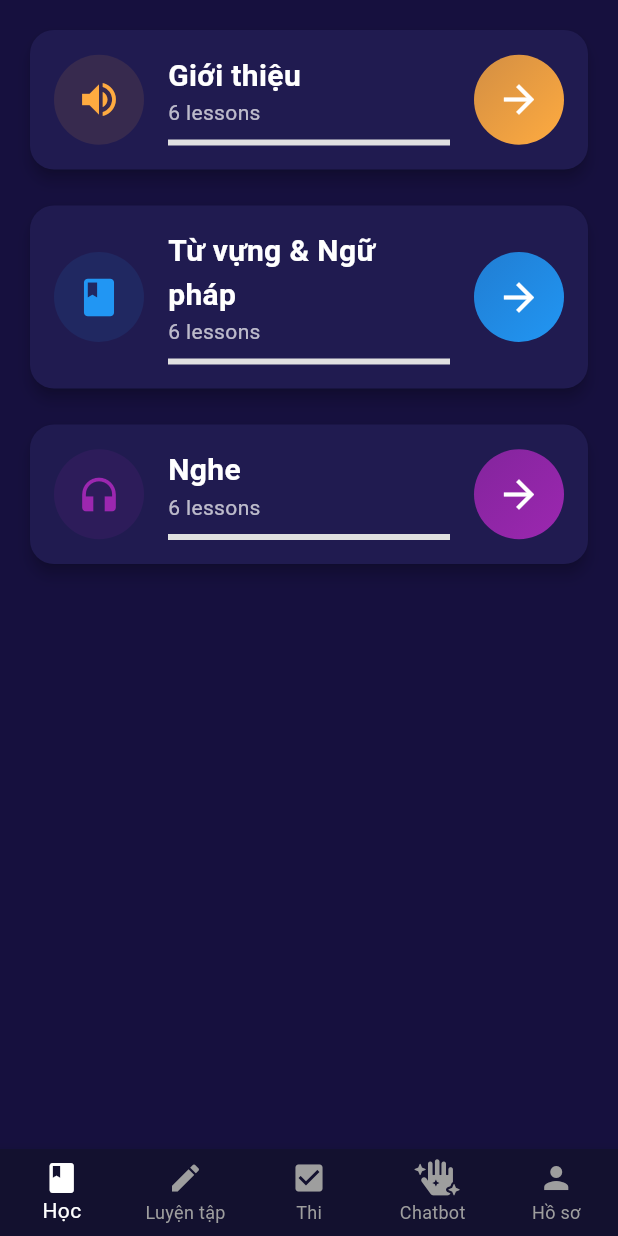
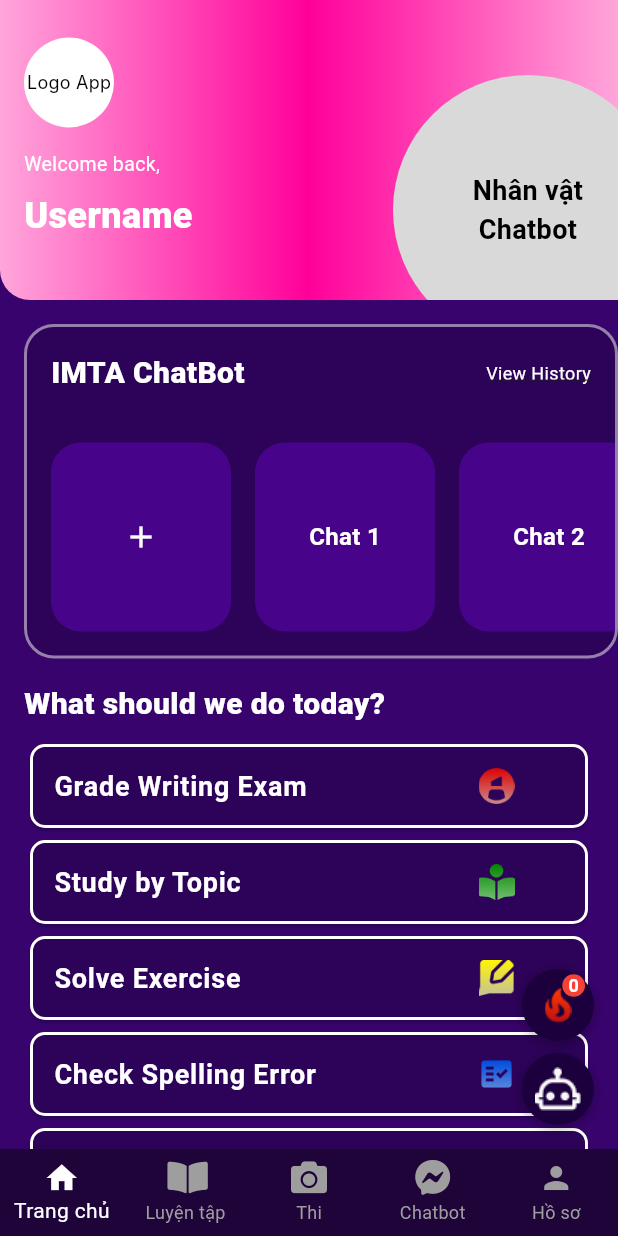
Before and after one commit to Nguyen-Van-Truong/EnglishApp, a Flutter app: the screen it shows after launch, on a phone screen of 412 x 824 dp. Run offline on Flutter 3.47's test engine with Material 3 defaults, Android fonts, the phone set to English and light mode, and no system bars; our stand-ins replace hexcolor; Roboto replaces fonts that are missing (Inter, Poppins).

Commit message:
New UI Home

```diff
--- a/lib/main.dart
+++ b/lib/main.dart
@@ -1,4 +1,4 @@
-import 'package:englishapp/src/presentation/pages/home_page.dart';
+import 'package:englishapp/src/presentation/pages/main_navigation_page.dart';
 import 'package:flutter/material.dart';
 import 'package:flutter_localizations/flutter_localizations.dart';
 import 'src/utils/app_localizations.dart';
@@ -47,7 +47,7 @@ class _MyAppState extends State<MyApp> {
         Locale('en', ''), // English
         Locale('vi', ''), // Vietnamese
       ],
-      home: const HomePage(),
+      home: const MainNavigationPage(),
     );
   }
 }
--- a/lib/res/l10n/intl_en.arb
+++ b/lib/res/l10n/intl_en.arb
@@ -1,4 +1,5 @@
 {
+  "home": "Home",
   "appTitle": "English App",
   "learn": "Learn",
   "practice": "Practice",
--- a/lib/res/l10n/intl_vi.arb
+++ b/lib/res/l10n/intl_vi.arb
@@ -1,4 +1,5 @@
 {
+  "home": "Trang chủ",
   "appTitle": "Ứng dụng tiếng Anh",
   "learn": "Học",
   "practice": "Luyện tập",
--- /dev/null
+++ b/lib/src/presentation/pages/home2_page.dart
@@ -0,0 +1,352 @@
+import 'package:flutter/material.dart';
+import 'package:englishapp/src/presentation/widgets/icon_widget.dart';
+import 'package:englishapp/src/theme/colors.dart';
+
+class Home2 extends StatelessWidget {
+  @override
+  Widget build(BuildContext context) {
+    return Scaffold(
+      backgroundColor: AppColors.pageBackground,
+      body: Stack(
+        children: [
+          SingleChildScrollView(
+            child: Column(
+              crossAxisAlignment: CrossAxisAlignment.start,
+              children: [
+                _buildHeader(),
+                SizedBox(height: 16),
+                _buildChatbotSection(),
+                SizedBox(height: 16),
+                _buildMainSections(),
+              ],
+            ),
+          ),
+          _buildChatBubbles(),
+        ],
+      ),
+    );
+  }
+
+  Widget _buildHeader() {
+    return Container(
+      width: double.infinity,
+      height: 200,
+      decoration: BoxDecoration(
+        gradient: LinearGradient(
+          colors: [Color(0xFFFFA6DB), Color(0xFFFF0099), Color(0xFFFFA6DB)],
+          begin: Alignment.centerLeft,
+          end: Alignment.centerRight,
+        ),
+        borderRadius: BorderRadius.vertical(
+          bottom: Radius.circular(20),
+        ),
+      ),
+      child: Stack(
+        children: [
+          Positioned(
+            left: 16,
+            top: 100,
+            child: Column(
+              crossAxisAlignment: CrossAxisAlignment.start,
+              children: [
+                Text(
+                  'Welcome back,',
+                  style: TextStyle(
+                    color: AppColors.primaryText,
+                    fontSize: 13,
+                    fontFamily: 'Poppins',
+                    fontWeight: FontWeight.w400,
+                  ),
+                ),
+                SizedBox(height: 8),
+                Text(
+                  'Username',
+                  style: TextStyle(
+                    color: AppColors.primaryText,
+                    fontSize: 24,
+                    fontFamily: 'Poppins',
+                    fontWeight: FontWeight.w900,
+                  ),
+                ),
+              ],
+            ),
+          ),
+          Positioned(
+            left: 16,
+            top: 25,
+            child: CircleAvatar(
+              radius: 30,
+              backgroundColor: Colors.white,
+              child: Text(
+                'Logo App',
+                style: TextStyle(
+                  color: Colors.black,
+                  fontSize: 12,
+                  fontFamily: 'Inter',
+                  fontWeight: FontWeight.w400,
+                ),
+              ),
+            ),
+          ),
+          Positioned(
+            right: -30,
+            top: 50,
+            child: Container(
+              width: 180,
+              height: 180,
+              decoration: BoxDecoration(
+                color: Color(0xFFD9D9D9),
+                shape: BoxShape.circle,
+              ),
+              child: Align(
+                alignment: Alignment.center,
+                child: Text(
+                  'Nhân vật\nChatbot',
+                  textAlign: TextAlign.center,
+                  style: TextStyle(
+                    color: Colors.black,
+                    fontSize: 18,
+                    fontFamily: 'Poppins',
+                    fontWeight: FontWeight.w600,
+                  ),
+                ),
+              ),
+            ),
+          ),
+        ],
+      ),
+    );
+  }
+
+  Widget _buildChatbotSection() {
+    return Padding(
+      padding: const EdgeInsets.only(left: 16.0),
+      child: Container(
+        decoration: BoxDecoration(
+          color: AppColors.cardBackground,
+          borderRadius: BorderRadius.circular(20),
+          border: Border.all(color: Colors.white.withOpacity(0.5), width: 2),
+        ),
+        child: Column(
+          crossAxisAlignment: CrossAxisAlignment.start,
+          children: [
+            Padding(
+              padding: const EdgeInsets.all(16.0),
+              child: Row(
+                mainAxisAlignment: MainAxisAlignment.spaceBetween,
+                children: [
+                  Text(
+                    'IMTA ChatBot',
+                    style: TextStyle(
+                      color: AppColors.primaryText,
+                      fontSize: 20,
+                      fontFamily: 'Poppins',
+                      fontWeight: FontWeight.w800,
+                    ),
+                  ),
+                  GestureDetector(
+                    onTap: () {
+                      // Add your onTap logic here
+                    },
+                    child: Text(
+                      'View History',
+                      style: TextStyle(
+                        color: AppColors.primaryText,
+                        fontSize: 12,
+                        fontFamily: 'Poppins',
+                        fontWeight: FontWeight.w400,
+                        decoration: TextDecoration.underline,
+                      ),
+                    ),
+                  ),
+                ],
+              ),
+            ),
+            SizedBox(height: 8),
+            Container(
+              height: 150,
+              child: ListView.builder(
+                scrollDirection: Axis.horizontal,
+                itemCount: 10, // Replace with the actual number of items
+                itemBuilder: (context, index) {
+                  return Container(
+                    width: 120,
+                    margin: EdgeInsets.only(left: 16.0, bottom: 16.0, top: 8.0),
+                    decoration: BoxDecoration(
+                      color: Color(0xFF47048A),
+                      borderRadius: BorderRadius.circular(20),
+                    ),
+                    child: Center(
+                      child: index == 0
+                          ? Icon(Icons.add, color: AppColors.primaryText, size: 24)
+                          : Text(
+                        'Chat $index',
+                        style: TextStyle(
+                          color: AppColors.primaryText,
+                          fontSize: 16,
+                          fontFamily: 'Poppins',
+                          fontWeight: FontWeight.w600,
+                        ),
+                      ),
+                    ),
+                  );
+                },
+              ),
+            ),
+          ],
+        ),
+      ),
+    );
+  }
+
+  Widget _buildMainSections() {
+    return Padding(
+      padding: const EdgeInsets.symmetric(horizontal: 16.0),
+      child: Column(
+        crossAxisAlignment: CrossAxisAlignment.start,
+        children: [
+          Text(
+            'What should we do today?',
+            style: TextStyle(
+              color: AppColors.primaryText,
+              fontSize: 20,
+              fontFamily: 'Poppins',
+              fontWeight: FontWeight.w800,
+            ),
+          ),
+          SizedBox(height: 8),
+          _buildCard('Grade Writing Exam', 'lib/res/assets/icon_app/icon_Grade_Writing_Exam.png'),
+          _buildCard('Study by Topic', 'lib/res/assets/icon_app/Study_by_Topic.png'),
+          _buildCard('Solve Exercise', 'lib/res/assets/icon_app/Solve_Exercise.png'),
+          _buildCard('Check Spelling Error', 'lib/res/assets/icon_app/Check_Spelling_Error.png'),
+          _buildCard('Flashcard', 'lib/res/assets/icon_app/Flashcard.png'),
+          _buildCard('Dictionary', 'lib/res/assets/icon_app/Dictionary.png'),
+          _buildCard('Virtual Speaking Room', 'lib/res/assets/icon_app/Virtual_Speaking_Room.png'),
+        ],
+      ),
+    );
+  }
+
+  Widget _buildCard(String title, String iconPath) {
+    return Card(
+      color: AppColors.cardBackground,
+      shape: RoundedRectangleBorder(
+        borderRadius: BorderRadius.circular(10),
+        side: BorderSide(color: Colors.white, width: 2),
+      ),
+      child: ListTile(
+        title: Text(
+          title,
+          style: TextStyle(
+            color: AppColors.primaryText,
+            fontSize: 18,
+            fontFamily: 'Poppins',
+            fontWeight: FontWeight.w600,
+          ),
+        ),
+        trailing: Padding(
+          padding: const EdgeInsets.only(right: 25.0),
+          child: Image.asset(
+            iconPath,
+            width: 24,
+            height: 24,
+          ),
+        ),
+      ),
+    );
+  }
+
+  Widget _buildChatBubbles() {
+    return Positioned(
+      bottom: 16,
+      right: 16,
+      child: Column(
+        mainAxisSize: MainAxisSize.min,
+        children: [
+          _buildTopChatBubble(),
+          SizedBox(height: 8),
+          _buildBottomChatBubble(),
+        ],
+      ),
+    );
+  }
+
+  Widget _buildTopChatBubble() {
+    String numberText = '0'; // Replace this with the actual dynamic value
+    double containerSize = (numberText.length * 8.0).clamp(16.0, 24.0); // Adjust size based on length
+
+    return Container(
+      width: 48,
+      height: 48,
+      decoration: BoxDecoration(
+        color: Color(0xFF1B003D),
+        shape: BoxShape.circle,
+        boxShadow: [
+          BoxShadow(
+            color: Colors.black.withOpacity(0.2),
+            spreadRadius: 2,
+            blurRadius: 4,
+            offset: Offset(0, 2),
+          ),
+        ],
+      ),
+      child: Stack(
+        alignment: Alignment.center,
+        children: [
+          Image.asset(
+            'lib/res/assets/icon_app/icon_fire.png',
+            width: 24,
+            height: 24,
+          ),
+          Positioned(
+            right: 6,
+            top: 1,
+            child: Container(
+              padding: EdgeInsets.symmetric(horizontal: 4.0),
+              height: 20,
+              decoration: BoxDecoration(
+                color: Colors.red,
+                shape: BoxShape.circle,
+              ),
+              child: Center(
+                child: Text(
+                  numberText,
+                  style: TextStyle(
+                    color: Colors.white,
+                    fontSize: 12,
+                    fontFamily: 'Poppins',
+                    fontWeight: FontWeight.bold,
+                  ),
+                ),
+              ),
+            ),
+          ),
+        ],
+      ),
+    );
+  }
+
+  Widget _buildBottomChatBubble() {
+    return Container(
+      width: 48,
+      height: 48,
+      decoration: BoxDecoration(
+        color: Color(0xFF1B003D),
+        shape: BoxShape.circle,
+        boxShadow: [
+          BoxShadow(
+            color: Colors.black.withOpacity(0.2),
+            spreadRadius: 2,
+            blurRadius: 4,
+            offset: Offset(0, 2),
+          ),
+        ],
+      ),
+      child: Image.asset(
+        'lib/res/assets/icon_app/icon_chatbot.png',
+        width: 24,
+        height: 24,
+      ),
+    );
+  }
+}
--- a/lib/src/presentation/pages/home_page.dart
+++ b/lib/src/presentation/pages/main_navigation_page.dart
@@ -1,3 +1,4 @@
+import 'package:englishapp/src/presentation/pages/home2_page.dart';
 import 'package:englishapp/src/theme/colors.dart';
 import 'package:flutter/material.dart';
 import 'package:englishapp/src/presentation/pages/chatbot_page.dart';
@@ -8,17 +9,17 @@ import 'package:englishapp/src/presentation/pages/profile_page.dart';
 import 'package:englishapp/src/utils/app_localizations.dart';
 import 'package:englishapp/res/assets/icons/flutter-icons-8db9be19/my_flutter_app_icons.dart';
 
-class HomePage extends StatefulWidget {
-  const HomePage({super.key});
+class MainNavigationPage extends StatefulWidget {
+  const MainNavigationPage({super.key});
 
   @override
-  State<HomePage> createState() => _HomePageState();
+  State<MainNavigationPage> createState() => _MainNavigationPageState();
 }
 
-class _HomePageState extends State<HomePage> {
+class _MainNavigationPageState extends State<MainNavigationPage> {
   int _selectedIndex = 0;
-  static const List<Widget> _widgetOptions = <Widget>[
-    LearnPage(),
+  static final List<Widget> _widgetOptions = <Widget>[
+    Home2(),
     PracticePage(),
     ExamPage(),
     ChatbotPage(),
@@ -53,23 +54,23 @@ class _HomePageState extends State<HomePage> {
   List<BottomNavigationBarItem> _buildBottomNavigationBarItems(AppLocalizations? localizations) {
     return [
       BottomNavigationBarItem(
-        icon: const Icon(Icons.book),
-        label: localizations?.translate('learn') ?? 'Learn',
+        icon: Icon(Icons.home),
+        label: localizations?.translate('home') ?? 'Home',
       ),
       BottomNavigationBarItem(
-        icon: const Icon(Icons.edit),
+        icon: Icon(MyFlutterApp.book_open),
         label: localizations?.translate('practice') ?? 'Practice',
       ),
       BottomNavigationBarItem(
-        icon: const Icon(Icons.check_box),
+        icon: Icon(MyFlutterApp.camera),
         label: localizations?.translate('exam') ?? 'Exam',
       ),
       BottomNavigationBarItem(
-        icon: const Icon(MyFlutterApp.hand_sparkles),
+        icon: Icon(MyFlutterApp.facebook_messenger),
         label: localizations?.translate('chatbot') ?? 'Chatbot',
       ),
       BottomNavigationBarItem(
-        icon: const Icon(Icons.person),
+        icon: Icon(Icons.person),
         label: localizations?.translate('profile') ?? 'Profile',
       ),
     ];
--- /dev/null
+++ b/lib/src/presentation/widgets/icon_widget.dart
@@ -0,0 +1,18 @@
+import 'package:flutter/material.dart';
+
+class AppIcon extends StatelessWidget {
+  final double size;
+  final BoxFit fit;
+
+  const AppIcon({Key? key, this.size = 24.0, this.fit = BoxFit.cover}) : super(key: key);
+
+  @override
+  Widget build(BuildContext context) {
+    return Image.asset(
+      'lib/res/assets/icon_app/icon_Grade_Writing_Exam.png',
+      width: size,
+      height: size,
+      fit: fit,
+    );
+  }
+}
--- a/lib/src/theme/colors.dart
+++ b/lib/src/theme/colors.dart
@@ -1,9 +1,17 @@
 import 'package:flutter/material.dart';
+import 'package:hexcolor/hexcolor.dart';
 
 class AppColors {
-  static const Color navigationBarBackground = Color(0xFF13112F); // Màu nền cho thanh điều hướng
-  static const Color pageBackground = Color(0xFF16103E); // Màu nền cho trang
-  static const Color cardBackground = Color(0xFF201b50); // Màu nền cho card
+  // static const Color navigationBarBackground = Color(0xFF13112F);
+  static final Color navigationBarBackground = HexColor("#1F043A");
+
+  static const Color pageBackground = Color(0xFF38036D);
+  static const Color cardBackground = Color(0xFF2D0259);
+  static const Color headerBackground = Color(0xFFFFA6DB);
+  static const Color headerCircle1 = Color(0xFFE1C9FF);
+  static const Color headerCircle2 = Color(0xFFB57DFE);
+  static const Color headerCircle3 = Color(0xFFD9D9D9);
   static const Color primaryText = Colors.white;
   static const Color secondaryText = Colors.white70;
+  static const Color chatBubbleBackground = Colors.blue;
 }
```
Also changed, not shown: pubspec.yaml (+4 -65 lines), lib/res/assets/icon_app/Check_Spelling_Error.png (added), lib/res/assets/icon_app/Dictionary.png (added), lib/res/assets/icon_app/Flashcard.png (added), lib/res/assets/icon_app/Solve_Exercise.png (added), lib/res/assets/icon_app/Study_by_Topic.png (added), lib/res/assets/icon_app/Virtual_Speaking_Room.png (added), lib/res/assets/icon_app/icon_Grade_Writing_Exam.png (added), lib/res/assets/icon_app/icon_chatbot.png (added), lib/res/assets/icon_app/icon_fire.png (added), pubspec.lock.
